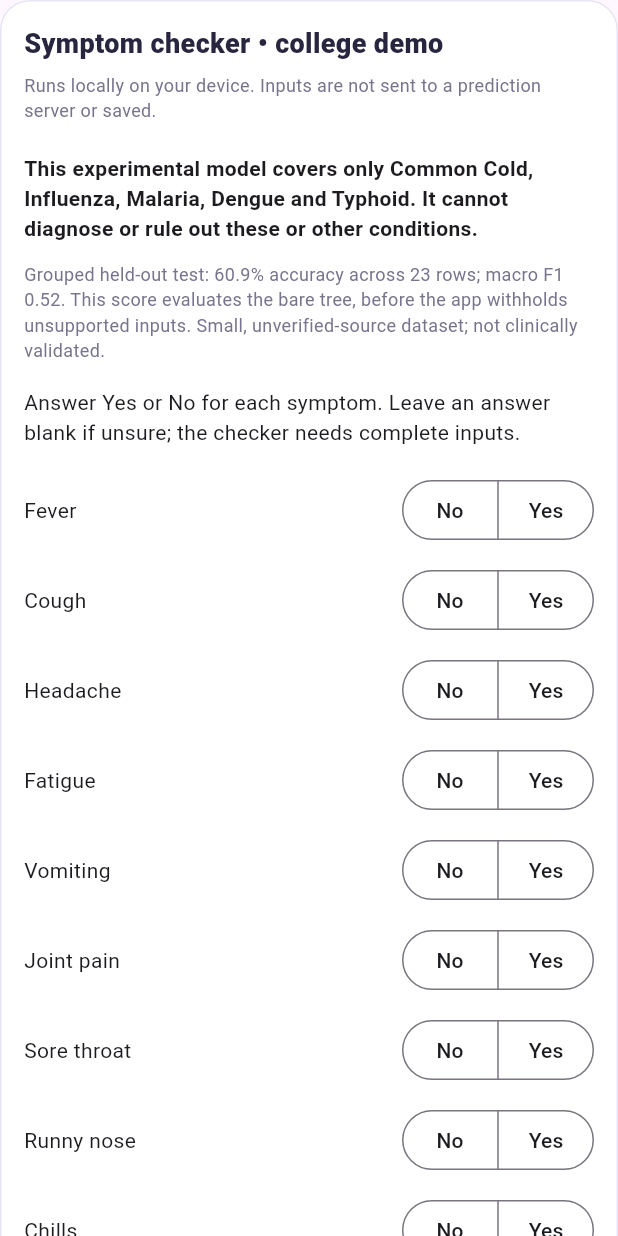
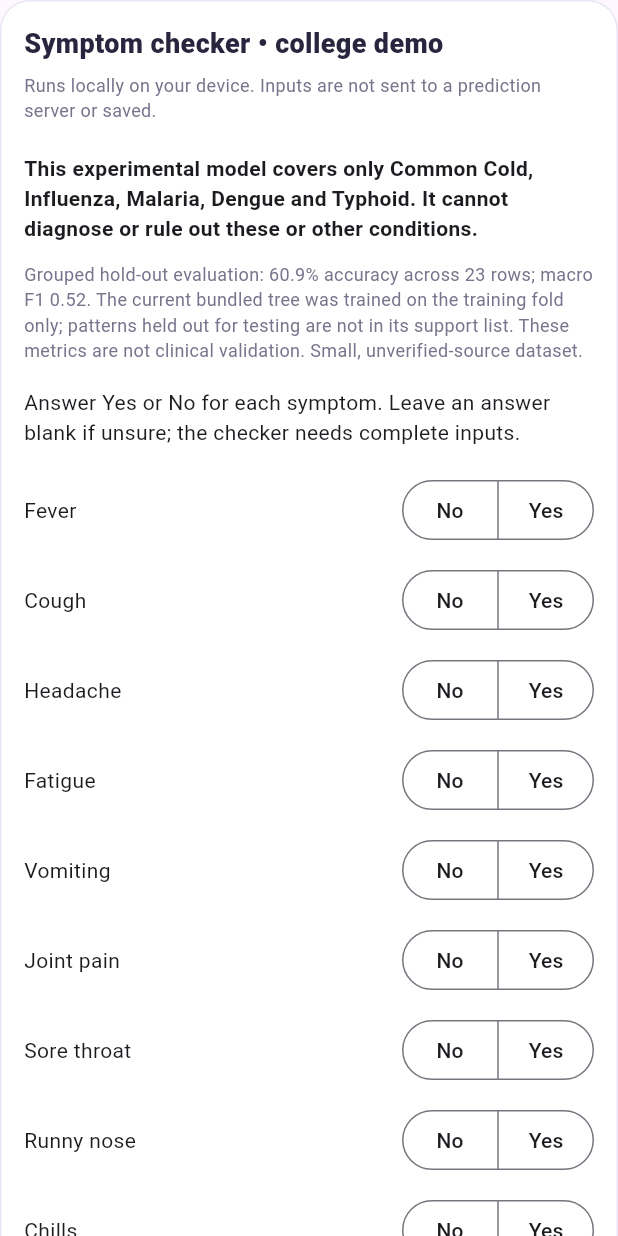
Before and after one commit to panchalrakshit/AI_Healthcare_Companion, a Flutter app: the SymptomChecker widget shown alone on an empty page, opened directly with empty values, on a phone screen of 412 x 824 dp. Run offline on Flutter 3.47's test engine with Material 3 defaults, Android fonts, the phone set to English and light mode, and no system bars; our stand-ins replace cloud_firestore, firebase_auth, firebase_core; accounts and stored records are empty.

Commit message:
Clarify held-out evaluation versus deployed symptom tree

```diff
--- a/lib/features/auth/dashboards/patient/symptom_checker.dart
+++ b/lib/features/auth/dashboards/patient/symptom_checker.dart
@@ -34,7 +34,11 @@ class _SymptomCheckerState extends State<SymptomChecker> {
     return Column(crossAxisAlignment: CrossAxisAlignment.start, children: [
       PatientPanel(title: 'Symptom checker • college demo', subtitle: 'Runs locally on your device. Inputs are not sent to a prediction server or saved.', child: Column(crossAxisAlignment: CrossAxisAlignment.start, children: [
         const Text('This experimental model covers only Common Cold, Influenza, Malaria, Dengue and Typhoid. It cannot diagnose or rule out these or other conditions.', style: TextStyle(fontWeight: FontWeight.w600)),
-        const SizedBox(height: 12), Text('Grouped held-out test: ${(model.testAccuracy * 100).toStringAsFixed(1)}% accuracy across ${model.testRows} rows; macro F1 ${model.macroF1.toStringAsFixed(2)}. This score evaluates the bare tree, before the app withholds unsupported inputs. Small, unverified-source dataset; not clinically validated.', style: const TextStyle(color: patientMuted, fontSize: 12)),
+        const SizedBox(height: 12),
+        Text(
+          'Grouped hold-out evaluation: ${(model.testAccuracy * 100).toStringAsFixed(1)}% accuracy across ${model.testRows} rows; macro F1 ${model.macroF1.toStringAsFixed(2)}. ${model.version == 'symptom-demo-v2' ? 'The on-device tree was refitted on all validated dataset rows after this separate evaluation.' : 'The current bundled tree was trained on the training fold only; patterns held out for testing are not in its support list.'} These metrics are not clinical validation. Small, unverified-source dataset.',
+          style: const TextStyle(color: patientMuted, fontSize: 12),
+        ),
         const SizedBox(height: 16), const Text('Answer Yes or No for each symptom. Leave an answer blank if unsure; the checker needs complete inputs.'),
         const SizedBox(height: 18),
         ...model.features.map((f) => Padding(padding: const EdgeInsets.only(bottom: 12), child: Row(children: [
```
